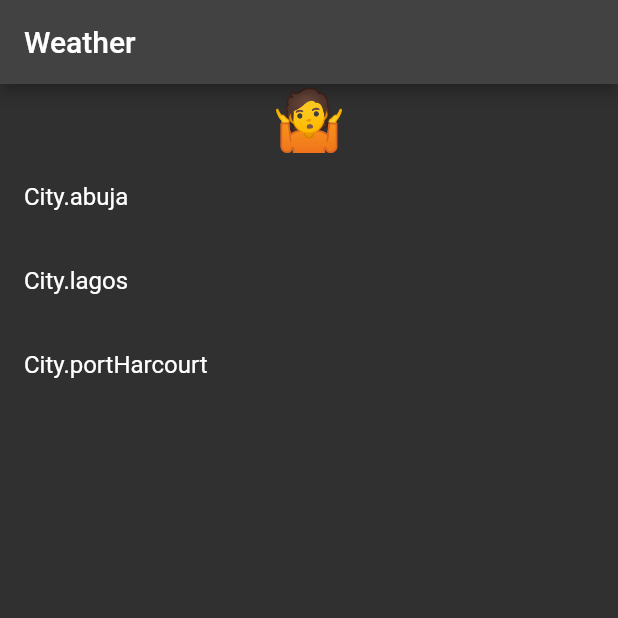
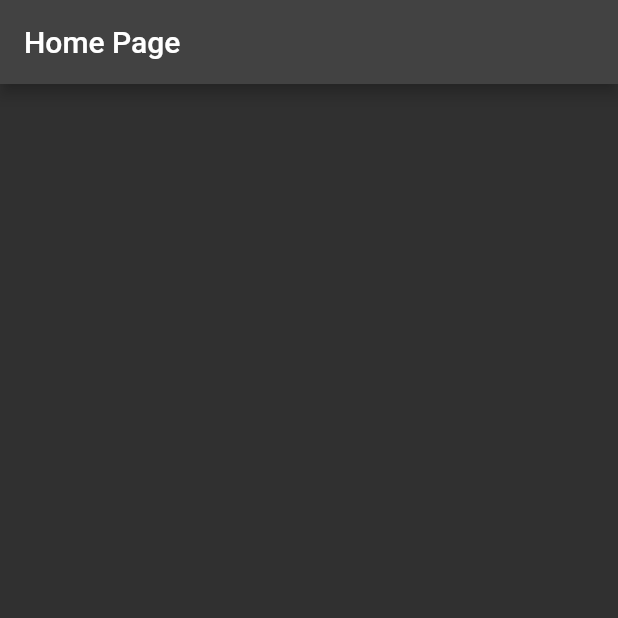
Before and after one commit to Michael-Ogundipe/riverpod_tutorial, a Flutter app: the screen it shows after launch, on a phone screen of 412 x 824 dp, the top half of it. Run offline on Flutter 3.47's test engine with Material 2 defaults, Android fonts, the phone set to English and light mode, and no system bars; our stand-ins replace hooks_riverpod.

Commit message:
example5

```diff
--- a/lib/main.dart
+++ b/lib/main.dart
@@ -1,5 +1,6 @@
 import 'package:flutter/material.dart';
 import 'package:hooks_riverpod/hooks_riverpod.dart';
+import 'package:uuid/uuid.dart';
 
 void main() {
   runApp(const ProviderScope(child: MyApp()));
@@ -12,7 +13,6 @@ class MyApp extends StatelessWidget {
   @override
   Widget build(BuildContext context) {
     return MaterialApp(
-      title: 'Flutter Demo',
       darkTheme: ThemeData.dark(),
       themeMode: ThemeMode.dark,
       debugShowCheckedModeBanner: false,
@@ -21,84 +21,40 @@ class MyApp extends StatelessWidget {
   }
 }
 
-enum City {
-  abuja,
-  lagos,
-  portHarcourt,
-}
+@immutable
+class Person {
+  final String name;
+  final int age;
+  final String uuid;
 
-typedef WeatherEmoji = String;
+  Person({
+    required this.name,
+    required this.age,
+    String? uuid,
+}) : uuid = uuid ?? const Uuid().v4();
 
-Future<WeatherEmoji> getWeather(City city) {
-  return Future.delayed(
-    const Duration(seconds: 1),
-    () =>
-        {
-          City.abuja: '🌤',
-          City.lagos: '🌧',
-          City.portHarcourt: '🌦',
-        }[city] ??
-        '🌫',
+  Person updated([String? name, int? age]) {
+    return Person(
+      name: name ?? this.name,
+      age: age ?? this.age,
+      uuid: uuid,
     );
   }
 
-// the UI writes to and read from this
-final currentCityProvider = StateProvider<City?>(
-  (ref) => null,
-);
+  String get displayName => '$name ($age years old)';
 
-const unknownWeatherEmoji = '🤷';
-
-// the UI reads from this
-final weatherProvider = FutureProvider<WeatherEmoji>((ref) {
-  final city = ref.watch(currentCityProvider);
-  if (city != null) {
-    return getWeather(city);
-  } else {
-    return unknownWeatherEmoji;
 }
-});
 
 class MyHomePage extends ConsumerWidget {
   const MyHomePage({Key? key}) : super(key: key);
 
   @override
   Widget build(BuildContext context, WidgetRef ref) {
-    final currentWeather = ref.watch(weatherProvider);
     return Scaffold(
       appBar: AppBar(
-        title: const Text('Weather'),
+        title: const Text('Home Page'),
       ),
-      body: Column(
-        children: [
-          currentWeather.when(
-              data: (data) => Text(
-                    data,
-                    style: const TextStyle(fontSize: 40),
-                  ),
-              error: (error, stack) => const Text('Error'),
-              loading: () => const Padding(
-                padding: EdgeInsets.all(8.0),
-                    child: CircularProgressIndicator(),
-                  )),
-          Expanded(
-            child: ListView.builder(
-              itemCount: City.values.length,
-              itemBuilder: (context, index) {
-                final city = City.values[index];
-                final isSelected = city == ref.watch(currentCityProvider);
-                return ListTile(
-                  title: Text(city.toString()),
-                  trailing: isSelected ? const Icon(Icons.check) : null,
-                  onTap: () {
-                    ref.read(currentCityProvider.notifier).state = city;
-                  },
-                );
-              },
-            ),
-          ),
-        ],
-      ),
+      body: Column(),
     );
   }
 }
--- a/pubspec.yaml
+++ b/pubspec.yaml
@@ -37,6 +37,7 @@ dependencies:
   # Use with the CupertinoIcons class for iOS style icons.
   cupertino_icons: ^1.0.2
   hooks_riverpod: ^2.1.1
+  uuid: ^3.0.7
 
 dev_dependencies:
   flutter_test:
```
Also changed, not shown: pubspec.lock. Lines whose indentation alone changed are shown as unchanged.
